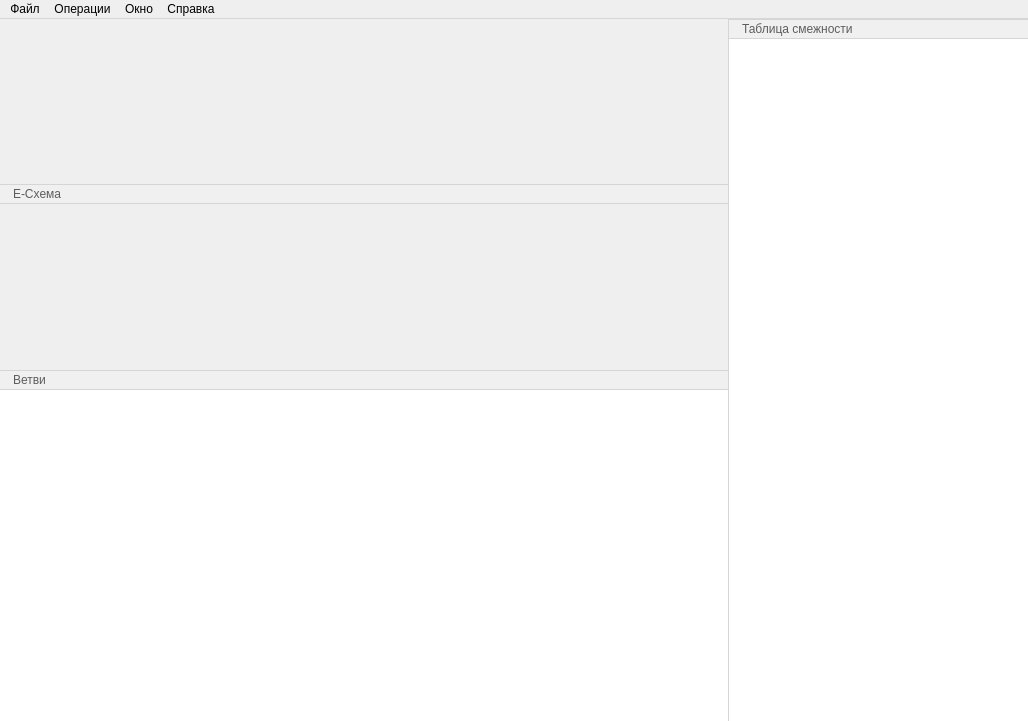
The window that interfaces/mainWindowUI.ui (ZalmanHack/e-circuit_builder) describes before a commit, drawn with Qt 5.
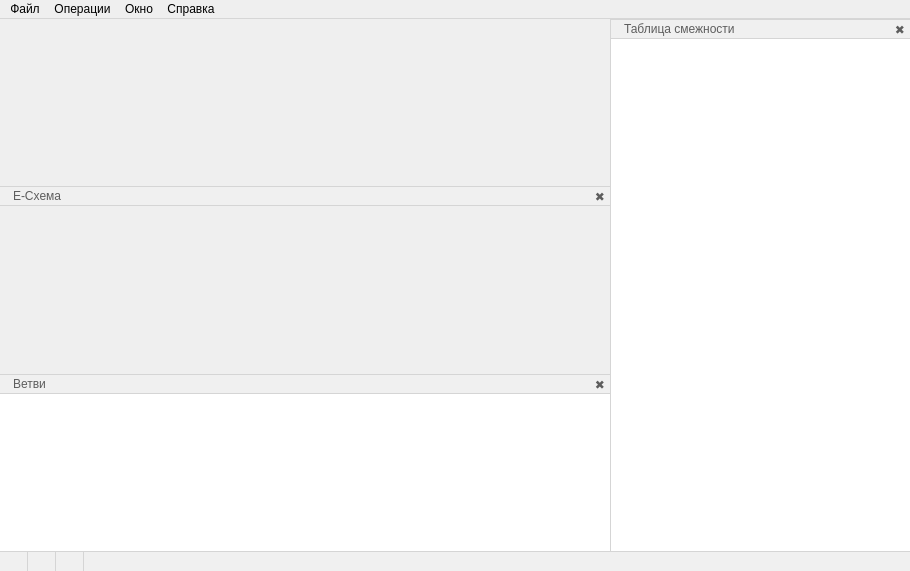
The same window after the commit.

```diff
--- a/interfaces/mainWindowUI.ui
+++ b/interfaces/mainWindowUI.ui
@@ -6,8 +6,8 @@
    <rect>
     <x>0</x>
     <y>0</y>
-    <width>1028</width>
-    <height>721</height>
+    <width>910</width>
+    <height>571</height>
    </rect>
   </property>
   <property name="windowTitle">
@@ -17,7 +17,7 @@
    <string notr="true"/>
   </property>
   <widget class="QWidget" name="centralwidget">
-   <layout class="QHBoxLayout" name="horizontalLayout">
+   <layout class="QVBoxLayout" name="verticalLayout_5">
     <property name="spacing">
      <number>0</number>
     </property>
@@ -31,6 +31,11 @@
      <number>0</number>
     </property>
     <property name="bottomMargin">
+     <number>0</number>
+    </property>
+    <item>
+     <layout class="QHBoxLayout" name="horizontalLayout_5">
+      <property name="spacing">
      <number>0</number>
     </property>
     <item>
@@ -41,7 +46,7 @@
         <verstretch>0</verstretch>
        </sizepolicy>
       </property>
-      <layout class="QVBoxLayout" name="verticalLayout_4">
+        <layout class="QVBoxLayout" name="verticalLayout_4" stretch="2,1">
        <property name="spacing">
         <number>0</number>
        </property>
@@ -82,9 +87,45 @@
            <number>0</number>
           </property>
           <item>
+             <widget class="QWidget" name="" native="true">
+              <property name="sizePolicy">
+               <sizepolicy hsizetype="Preferred" vsizetype="Fixed">
+                <horstretch>0</horstretch>
+                <verstretch>0</verstretch>
+               </sizepolicy>
+              </property>
+              <property name="minimumSize">
+               <size>
+                <width>0</width>
+                <height>20</height>
+               </size>
+              </property>
+              <property name="maximumSize">
+               <size>
+                <width>16777215</width>
+                <height>20</height>
+               </size>
+              </property>
+              <layout class="QHBoxLayout" name="horizontalLayout_2" stretch="0,0">
+               <property name="spacing">
+                <number>0</number>
+               </property>
+               <property name="leftMargin">
+                <number>0</number>
+               </property>
+               <property name="topMargin">
+                <number>0</number>
+               </property>
+               <property name="rightMargin">
+                <number>0</number>
+               </property>
+               <property name="bottomMargin">
+                <number>0</number>
+               </property>
+               <item>
            <widget class="QLabel" name="label_3">
             <property name="sizePolicy">
-             <sizepolicy hsizetype="Preferred" vsizetype="Fixed">
+                  <sizepolicy hsizetype="Preferred" vsizetype="Preferred">
               <horstretch>0</horstretch>
               <verstretch>0</verstretch>
              </sizepolicy>
@@ -92,7 +133,7 @@
             <property name="minimumSize">
              <size>
               <width>0</width>
-              <height>20</height>
+                   <height>0</height>
              </size>
             </property>
             <property name="styleSheet">
@@ -110,6 +151,63 @@
            </widget>
           </item>
           <item>
+                <widget class="QPushButton" name="closeECircuit">
+                 <property name="sizePolicy">
+                  <sizepolicy hsizetype="Fixed" vsizetype="Preferred">
+                   <horstretch>0</horstretch>
+                   <verstretch>0</verstretch>
+                  </sizepolicy>
+                 </property>
+                 <property name="minimumSize">
+                  <size>
+                   <width>20</width>
+                   <height>0</height>
+                  </size>
+                 </property>
+                 <property name="maximumSize">
+                  <size>
+                   <width>20</width>
+                   <height>16777215</height>
+                  </size>
+                 </property>
+                 <property name="cursor">
+                  <cursorShape>PointingHandCursor</cursorShape>
+                 </property>
+                 <property name="whatsThis">
+                  <string/>
+                 </property>
+                 <property name="accessibleName">
+                  <string/>
+                 </property>
+                 <property name="accessibleDescription">
+                  <string/>
+                 </property>
+                 <property name="styleSheet">
+                  <string notr="true">QPushButton {
+background-color: rgb(240, 240, 240);
+border-top-width: 1;
+border-bottom-width: 1;
+color: rgb(93, 93, 93)
+}
+QPushButton:hover {
+background-color: rgb(220, 220, 220);
+color: rgb(0, 0, 0);
+}
+QPushButton:pressed {
+background-color: rgb(93, 93, 93);
+color: rgb(240, 240, 240);
+}
+</string>
+                 </property>
+                 <property name="text">
+                  <string>✖</string>
+                 </property>
+                </widget>
+               </item>
+              </layout>
+             </widget>
+            </item>
+            <item>
            <layout class="QGridLayout" name="gridLayout">
             <property name="spacing">
              <number>0</number>
@@ -144,6 +242,42 @@
            <number>0</number>
           </property>
           <item>
+             <widget class="QWidget" name="" native="true">
+              <property name="sizePolicy">
+               <sizepolicy hsizetype="Preferred" vsizetype="Fixed">
+                <horstretch>0</horstretch>
+                <verstretch>0</verstretch>
+               </sizepolicy>
+              </property>
+              <property name="minimumSize">
+               <size>
+                <width>0</width>
+                <height>20</height>
+               </size>
+              </property>
+              <property name="maximumSize">
+               <size>
+                <width>16777215</width>
+                <height>20</height>
+               </size>
+              </property>
+              <layout class="QHBoxLayout" name="horizontalLayout_3">
+               <property name="spacing">
+                <number>0</number>
+               </property>
+               <property name="leftMargin">
+                <number>0</number>
+               </property>
+               <property name="topMargin">
+                <number>0</number>
+               </property>
+               <property name="rightMargin">
+                <number>0</number>
+               </property>
+               <property name="bottomMargin">
+                <number>0</number>
+               </property>
+               <item>
            <widget class="QLabel" name="label">
             <property name="sizePolicy">
              <sizepolicy hsizetype="Preferred" vsizetype="Fixed">
@@ -172,6 +306,53 @@
            </widget>
           </item>
           <item>
+                <widget class="QPushButton" name="closeBranches">
+                 <property name="sizePolicy">
+                  <sizepolicy hsizetype="Fixed" vsizetype="Preferred">
+                   <horstretch>0</horstretch>
+                   <verstretch>0</verstretch>
+                  </sizepolicy>
+                 </property>
+                 <property name="minimumSize">
+                  <size>
+                   <width>20</width>
+                   <height>0</height>
+                  </size>
+                 </property>
+                 <property name="maximumSize">
+                  <size>
+                   <width>20</width>
+                   <height>16777215</height>
+                  </size>
+                 </property>
+                 <property name="cursor">
+                  <cursorShape>PointingHandCursor</cursorShape>
+                 </property>
+                 <property name="styleSheet">
+                  <string notr="true">QPushButton {
+background-color: rgb(240, 240, 240);
+border-top-width: 1;
+border-bottom-width: 1;
+color: rgb(93, 93, 93)
+}
+QPushButton:hover {
+background-color: rgb(220, 220, 220);
+color: rgb(0, 0, 0);
+}
+QPushButton:pressed {
+background-color: rgb(93, 93, 93);
+color: rgb(240, 240, 240);
+}</string>
+                 </property>
+                 <property name="text">
+                  <string>✖</string>
+                 </property>
+                </widget>
+               </item>
+              </layout>
+             </widget>
+            </item>
+            <item>
            <widget class="QPlainTextEdit" name="plainTextEdit">
             <property name="sizePolicy">
              <sizepolicy hsizetype="Preferred" vsizetype="Preferred">
@@ -240,6 +421,42 @@
         <number>0</number>
        </property>
        <item>
+          <widget class="QWidget" name="" native="true">
+           <property name="sizePolicy">
+            <sizepolicy hsizetype="Preferred" vsizetype="Fixed">
+             <horstretch>0</horstretch>
+             <verstretch>0</verstretch>
+            </sizepolicy>
+           </property>
+           <property name="minimumSize">
+            <size>
+             <width>0</width>
+             <height>20</height>
+            </size>
+           </property>
+           <property name="maximumSize">
+            <size>
+             <width>16777215</width>
+             <height>20</height>
+            </size>
+           </property>
+           <layout class="QHBoxLayout" name="horizontalLayout_4">
+            <property name="spacing">
+             <number>0</number>
+            </property>
+            <property name="leftMargin">
+             <number>0</number>
+            </property>
+            <property name="topMargin">
+             <number>0</number>
+            </property>
+            <property name="rightMargin">
+             <number>0</number>
+            </property>
+            <property name="bottomMargin">
+             <number>0</number>
+            </property>
+            <item>
         <widget class="QLabel" name="label_2">
          <property name="sizePolicy">
           <sizepolicy hsizetype="Preferred" vsizetype="Fixed">
@@ -268,6 +485,53 @@
         </widget>
        </item>
        <item>
+             <widget class="QPushButton" name="closeTable">
+              <property name="sizePolicy">
+               <sizepolicy hsizetype="Fixed" vsizetype="Preferred">
+                <horstretch>0</horstretch>
+                <verstretch>0</verstretch>
+               </sizepolicy>
+              </property>
+              <property name="minimumSize">
+               <size>
+                <width>20</width>
+                <height>0</height>
+               </size>
+              </property>
+              <property name="maximumSize">
+               <size>
+                <width>20</width>
+                <height>16777215</height>
+               </size>
+              </property>
+              <property name="cursor">
+               <cursorShape>PointingHandCursor</cursorShape>
+              </property>
+              <property name="styleSheet">
+               <string notr="true">QPushButton {
+background-color: rgb(240, 240, 240);
+border-top-width: 1;
+border-bottom-width: 1;
+color: rgb(93, 93, 93)
+}
+QPushButton:hover {
+background-color: rgb(220, 220, 220);
+color: rgb(0, 0, 0);
+}
+QPushButton:pressed {
+background-color: rgb(93, 93, 93);
+color: rgb(240, 240, 240);
+}</string>
+              </property>
+              <property name="text">
+               <string>✖</string>
+              </property>
+             </widget>
+            </item>
+           </layout>
+          </widget>
+         </item>
+         <item>
         <widget class="QTableView" name="tableView">
          <property name="sizePolicy">
           <sizepolicy hsizetype="Expanding" vsizetype="Expanding">
@@ -315,13 +579,145 @@
      </widget>
     </item>
    </layout>
+    </item>
+    <item>
+     <layout class="QHBoxLayout" name="horizontalLayout">
+      <property name="spacing">
+       <number>0</number>
+      </property>
+      <item>
+       <widget class="QLabel" name="labelBranches">
+        <property name="sizePolicy">
+         <sizepolicy hsizetype="Preferred" vsizetype="Fixed">
+          <horstretch>0</horstretch>
+          <verstretch>0</verstretch>
+         </sizepolicy>
+        </property>
+        <property name="minimumSize">
+         <size>
+          <width>0</width>
+          <height>20</height>
+         </size>
+        </property>
+        <property name="styleSheet">
+         <string notr="true">QLabel {
+border-style: solid;
+border-color:  rgb(213, 213, 213);
+background-color: rgb(240, 240, 240);
+border-top-width: 1px;
+border-right-width: 1px;
+color: rgb(93, 93, 93);
+padding-left: 10px;
+padding-right: 10px;
+}</string>
+        </property>
+        <property name="text">
+         <string/>
+        </property>
+       </widget>
+      </item>
+      <item>
+       <widget class="QLabel" name="labelElements">
+        <property name="sizePolicy">
+         <sizepolicy hsizetype="Preferred" vsizetype="Fixed">
+          <horstretch>0</horstretch>
+          <verstretch>0</verstretch>
+         </sizepolicy>
+        </property>
+        <property name="minimumSize">
+         <size>
+          <width>0</width>
+          <height>20</height>
+         </size>
+        </property>
+        <property name="styleSheet">
+         <string notr="true">QLabel {
+border-style: solid;
+border-color:  rgb(213, 213, 213);
+background-color: rgb(240, 240, 240);
+border-top-width: 1px;
+border-right-width: 1px;
+color: rgb(93, 93, 93);
+padding-left: 10px;
+padding-right: 10px;
+}</string>
+        </property>
+        <property name="text">
+         <string/>
+        </property>
+       </widget>
+      </item>
+      <item>
+       <widget class="QLabel" name="labelKnots">
+        <property name="sizePolicy">
+         <sizepolicy hsizetype="Preferred" vsizetype="Fixed">
+          <horstretch>0</horstretch>
+          <verstretch>0</verstretch>
+         </sizepolicy>
+        </property>
+        <property name="minimumSize">
+         <size>
+          <width>0</width>
+          <height>20</height>
+         </size>
+        </property>
+        <property name="styleSheet">
+         <string notr="true">QLabel {
+border-style: solid;
+border-color:  rgb(213, 213, 213);
+background-color: rgb(240, 240, 240);
+border-top-width: 1px;
+border-right-width: 1px;
+color: rgb(93, 93, 93);
+padding-left: 10px;
+padding-right: 10px;
+}</string>
+        </property>
+        <property name="text">
+         <string/>
+        </property>
+       </widget>
+      </item>
+      <item>
+       <widget class="QLabel" name="labelEmty">
+        <property name="sizePolicy">
+         <sizepolicy hsizetype="Expanding" vsizetype="Fixed">
+          <horstretch>0</horstretch>
+          <verstretch>0</verstretch>
+         </sizepolicy>
+        </property>
+        <property name="minimumSize">
+         <size>
+          <width>0</width>
+          <height>20</height>
+         </size>
+        </property>
+        <property name="styleSheet">
+         <string notr="true">QLabel {
+border-style: solid;
+border-color:  rgb(213, 213, 213);
+background-color: rgb(240, 240, 240);
+border-top-width: 1;
+color: rgb(93, 93, 93);
+padding-left: 10px;
+padding-right: 10px;
+}</string>
+        </property>
+        <property name="text">
+         <string/>
+        </property>
+       </widget>
+      </item>
+     </layout>
+    </item>
+   </layout>
   </widget>
   <widget class="QMenuBar" name="menubar">
    <property name="geometry">
     <rect>
      <x>0</x>
      <y>0</y>
-     <width>1028</width>
+     <width>910</width>
      <height>21</height>
     </rect>
    </property>
```
Left out of the diff: 15 changed lines with no effect on the pictures. Lines whose indentation alone changed are shown as unchanged.
